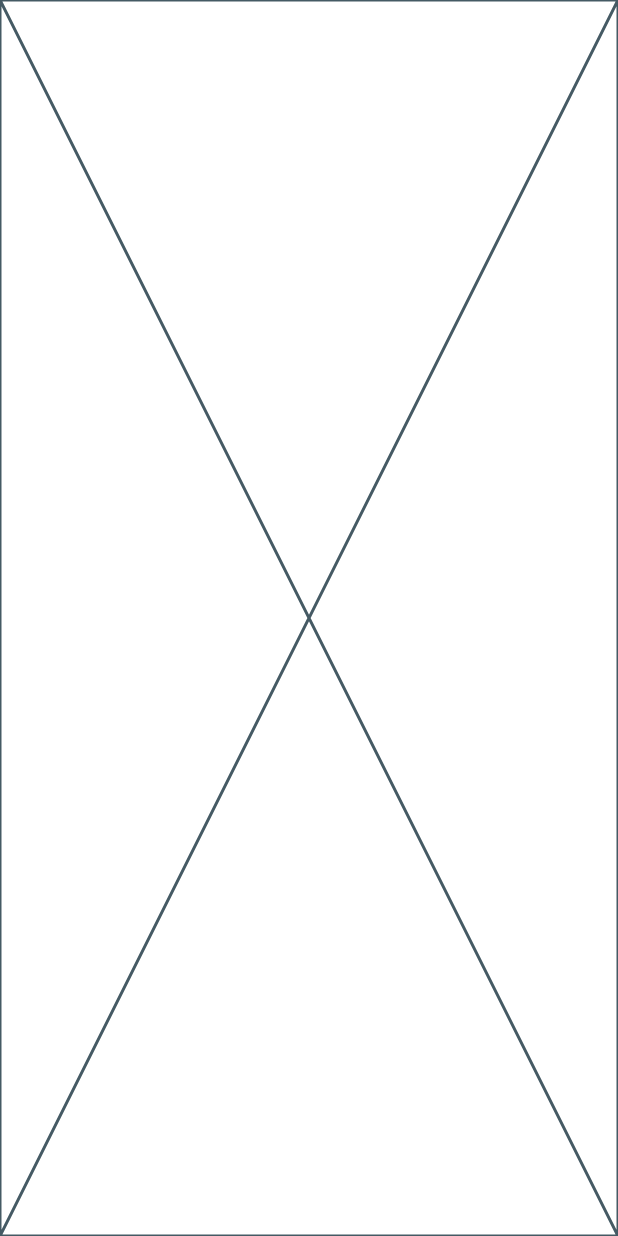
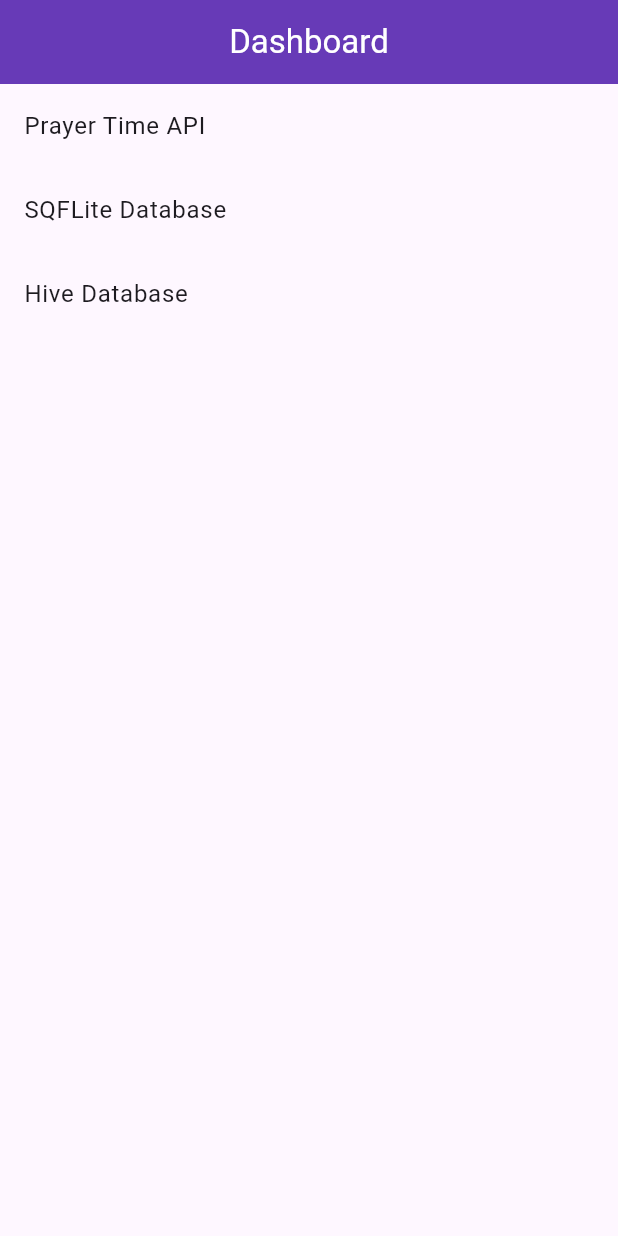
Before and after one commit to YamnaIsrail/flutter_nic_tasks, a Flutter app: the screen it shows after launch, on a phone screen of 412 x 824 dp. Run offline on Flutter 3.47's test engine with Material 3 defaults, Android fonts, the phone set to English and light mode, and no system bars.

Commit message:
Prayer Times API implemented in app

```diff
--- a/lib/Screen_Dashboard.dart
+++ b/lib/Screen_Dashboard.dart
@@ -1,4 +1,6 @@
 import 'package:flutter/material.dart';
+import 'package:nic_flutter_assignments/PrayerApiAssignment/api_screen_date_selection.dart';
+
 
 class ScreenDashboard extends StatefulWidget {
   const ScreenDashboard({super.key});
@@ -10,6 +12,28 @@ class ScreenDashboard extends StatefulWidget {
 class _ScreenDashboardState extends State<ScreenDashboard> {
   @override
   Widget build(BuildContext context) {
-    return const Placeholder();
+    return Scaffold(
+      appBar: AppBar(
+        title: Text("Dashboard", style: TextStyle(color: Colors.white),),
+        centerTitle: true,
+        backgroundColor: Colors.deepPurple,),
+
+      body: ListView(
+        scrollDirection: Axis.vertical,
+        children: [
+          ListTile(
+              title: Text("Prayer Time API "),
+              onTap: (){
+                Navigator.of(context).push(
+                    MaterialPageRoute(builder: (context) => DateSelectionPage()));
+              },),
+          ListTile(title: Text("SQFLite Database"),),
+          ListTile(title: Text("Hive Database"),),
+          ListTile(title: Text(""),),
+
+        ],
+
+      ),
+    );
   }
 }
--- a/lib/main.dart
+++ b/lib/main.dart
@@ -13,7 +13,8 @@ class MyApp extends StatelessWidget {
   @override
   Widget build(BuildContext context) {
     return MaterialApp(
-      title: 'Flutter Demo',
+      title: 'Flutter Tasks',
+      debugShowCheckedModeBanner: false,
       theme: ThemeData(
         colorScheme: ColorScheme.fromSeed(seedColor: Colors.deepPurple),
         useMaterial3: true,
--- a/pubspec.yaml
+++ b/pubspec.yaml
@@ -35,6 +35,7 @@ dependencies:
   # The following adds the Cupertino Icons font to your application.
   # Use with the CupertinoIcons class for iOS style icons.
   cupertino_icons: ^1.0.2
+  http: ^1.2.0
 
 dev_dependencies:
   flutter_test:
```
Also changed, not shown: pubspec.lock.
